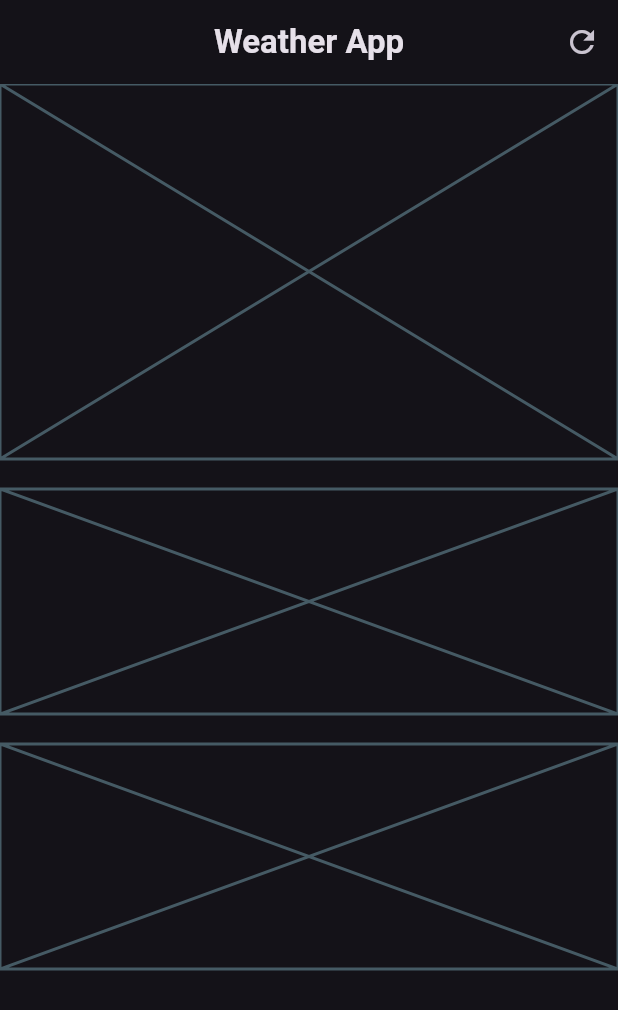
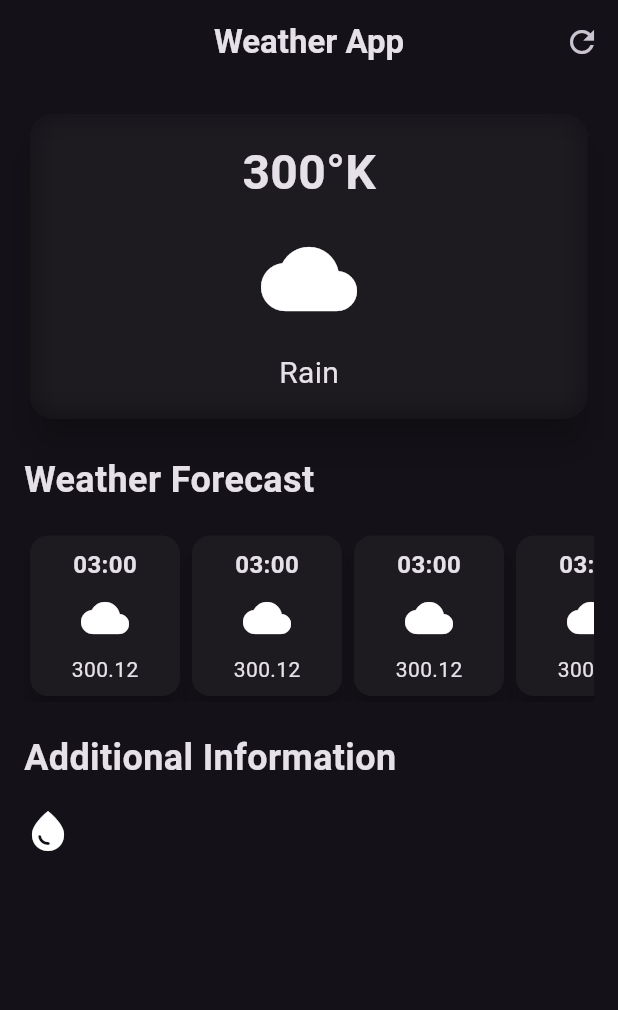
Before and after one commit to DannyHash/weather_app, a Flutter app: the screen it shows after launch, on a phone screen of 412 x 824 dp. Shown: the top 1010 px of the screen. Run offline on Flutter 3.47's test engine with Material 3 defaults, Android fonts, the phone set to English and light mode, and no system bars.

Commit message:
created weather forecast cards

```diff
--- a/lib/weather_screen.dart
+++ b/lib/weather_screen.dart
@@ -1,3 +1,5 @@
+import 'dart:ui';
+
 import 'package:flutter/material.dart';
 
 class WeatherScreen extends StatelessWidget {
@@ -21,26 +23,140 @@ class WeatherScreen extends StatelessWidget {
           ),
         ],
       ),
-      body: Column(
+      body: Padding(
+        padding: const EdgeInsets.all(16.0),
+        child: Column(
+          crossAxisAlignment: CrossAxisAlignment.start,
           children: [
             // Main Card
-          const Placeholder(
-            fallbackHeight: 250,
+            SizedBox(
+              width: double.infinity,
+              child: Card(
+                elevation: 10,
+                shape: RoundedRectangleBorder(
+                  borderRadius: BorderRadius.circular(16),
+                ),
+                child: ClipRRect(
+                  borderRadius: BorderRadius.circular(16),
+                  child: BackdropFilter(
+                    filter: ImageFilter.blur(sigmaX: 10, sigmaY: 10),
+                    child: Padding(
+                      padding: const EdgeInsets.all(16.0),
+                      child: Column(
+                        children: [
+                          Text(
+                            '300°K',
+                            style: TextStyle(
+                              fontSize: 32,
+                              fontWeight: FontWeight.bold,
+                            ),
+                          ),
+                          const SizedBox(height: 16),
+                          Icon(
+                            Icons.cloud,
+                            size: 64,
+                          ),
+                          const SizedBox(height: 16),
+                          Text(
+                            'Rain',
+                            style: TextStyle(fontSize: 20),
+                          ),
+                        ],
+                      ),
+                    ),
+                  ),
+                ),
+              ),
             ),
             const SizedBox(height: 20),
 
             // Weather Forecast Cards
-          const Placeholder(
-            fallbackHeight: 150,
+            const Text(
+              'Weather Forecast',
+              style: TextStyle(
+                fontSize: 24,
+                fontWeight: FontWeight.bold,
+              ),
+            ),
+            const SizedBox(height: 16),
+            SingleChildScrollView(
+              scrollDirection: Axis.horizontal,
+              child: Row(
+                children: [
+                  HourlyForecastItem(),
+                  HourlyForecastItem(),
+                  HourlyForecastItem(),
+                  HourlyForecastItem(),
+                  HourlyForecastItem(),
+                  HourlyForecastItem(),
+                ],
+              ),
             ),
             const SizedBox(height: 20),
 
             // Additional Information
-          const Placeholder(
-            fallbackHeight: 150,
+            const Text(
+              'Additional Information',
+              style: TextStyle(
+                fontSize: 24,
+                fontWeight: FontWeight.bold,
+              ),
+            ),
+            const SizedBox(height: 16),
+            Row(
+              children: [
+                Column(
+                  children: [
+                    Icon(
+                      Icons.water_drop,
+                      size: 32,
+                    ),
+                    const SizedBox(height: 8),
+                  ],
                 ),
               ],
+            )
+          ],
+        ),
       ),
     );
   }
 }
+
+class HourlyForecastItem extends StatelessWidget {
+  const HourlyForecastItem({super.key});
+
+  @override
+  Widget build(BuildContext context) {
+    return Card(
+      elevation: 6,
+      child: Container(
+        width: 100,
+        padding: const EdgeInsets.all(8.0),
+        decoration: BoxDecoration(
+          borderRadius: BorderRadius.circular(12),
+        ),
+        child: Column(
+          children: [
+            Text(
+              '03:00',
+              style: TextStyle(
+                fontSize: 16,
+                fontWeight: FontWeight.bold,
+              ),
+            ),
+            const SizedBox(height: 8),
+            Icon(
+              Icons.cloud,
+              size: 32,
+            ),
+            const SizedBox(height: 8),
+            Text(
+              '300.12',
+            ),
+          ],
+        ),
+      ),
+    );
+  }
+}
```
Lines whose indentation alone changed are shown as unchanged.
